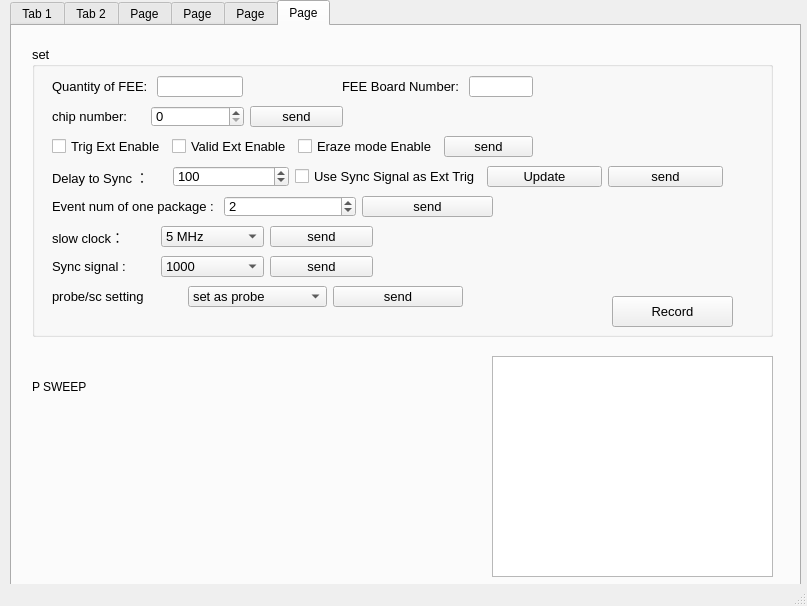
This is mainwindow.ui in Dreamcatcher-aug/muon_Window as Qt 5 draws it before an edit. The edited form follows.
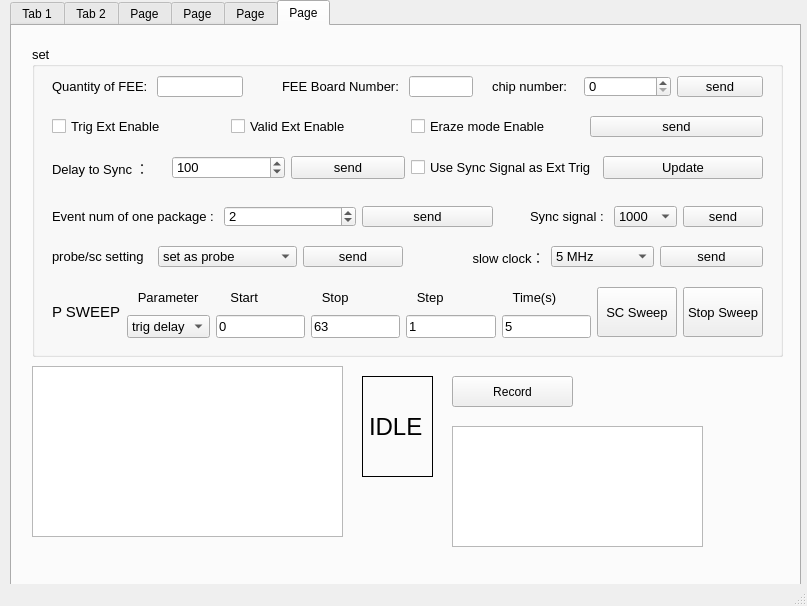
This is the edited form. The open tabs and pages were chosen to show the change.

What changed in the file:
```diff
--- a/mainwindow.ui
+++ b/mainwindow.ui
@@ -4875,8 +4875,8 @@
        <rect>
         <x>20</x>
         <y>20</y>
-        <width>741</width>
-        <height>291</height>
+        <width>751</width>
+        <height>311</height>
        </rect>
       </property>
       <property name="font">
@@ -4912,7 +4912,7 @@
       <widget class="QWidget" name="layoutWidget">
        <property name="geometry">
         <rect>
-         <x>310</x>
+         <x>250</x>
          <y>30</y>
          <width>191</width>
          <height>21</height>
@@ -4934,9 +4934,9 @@
       <widget class="QWidget" name="layoutWidget_11">
        <property name="geometry">
         <rect>
-         <x>20</x>
-         <y>60</y>
-         <width>291</width>
+         <x>460</x>
+         <y>30</y>
+         <width>271</width>
          <height>21</height>
         </rect>
        </property>
@@ -4967,9 +4967,9 @@
       <widget class="QWidget" name="layoutWidget">
        <property name="geometry">
         <rect>
-         <x>20</x>
-         <y>180</y>
-         <width>321</width>
+         <x>390</x>
+         <y>200</y>
+         <width>341</width>
          <height>21</height>
         </rect>
        </property>
@@ -4977,7 +4977,7 @@
         <item>
          <widget class="QLabel" name="label_136">
           <property name="text">
-           <string>slow clock：</string>
+           <string>              slow clock：</string>
           </property>
          </widget>
         </item>
@@ -5012,9 +5012,9 @@
       <widget class="QWidget" name="layoutWidget">
        <property name="geometry">
         <rect>
-         <x>20</x>
-         <y>210</y>
-         <width>321</width>
+         <x>480</x>
+         <y>160</y>
+         <width>251</width>
          <height>21</height>
         </rect>
        </property>
@@ -5028,7 +5028,7 @@
            </size>
           </property>
           <property name="text">
-           <string>Sync signal : </string>
+           <string>     Sync signal : </string>
           </property>
          </widget>
         </item>
@@ -5069,8 +5069,8 @@
        <property name="geometry">
         <rect>
          <x>20</x>
-         <y>90</y>
-         <width>481</width>
+         <y>70</y>
+         <width>711</width>
          <height>21</height>
         </rect>
        </property>
@@ -5109,8 +5109,8 @@
        <property name="geometry">
         <rect>
          <x>20</x>
-         <y>240</y>
-         <width>411</width>
+         <y>200</y>
+         <width>351</width>
          <height>21</height>
         </rect>
        </property>
@@ -5149,57 +5149,7 @@
        <property name="geometry">
         <rect>
          <x>20</x>
-         <y>120</y>
-         <width>671</width>
-         <height>21</height>
-        </rect>
-       </property>
-       <layout class="QHBoxLayout" name="horizontalLayout_139">
-        <item>
-         <widget class="QLabel" name="label_6">
-          <property name="text">
-           <string>Delay to Sync ： </string>
-          </property>
-         </widget>
-        </item>
-        <item>
-         <widget class="QSpinBox" name="sync_delay_num">
-          <property name="maximum">
-           <number>127</number>
-          </property>
-          <property name="value">
-           <number>100</number>
-          </property>
-         </widget>
-        </item>
-        <item>
-         <widget class="QCheckBox" name="auto_trigger_checkbox">
-          <property name="text">
-           <string>Use Sync Signal as Ext Trig</string>
-          </property>
-         </widget>
-        </item>
-        <item>
-         <widget class="QPushButton" name="auto_trigger_cfg_btn">
-          <property name="text">
-           <string>Update</string>
-          </property>
-         </widget>
-        </item>
-        <item>
-         <widget class="QPushButton" name="auto_trigger_cfgr_send_btn">
-          <property name="text">
-           <string>send</string>
-          </property>
-         </widget>
-        </item>
-       </layout>
-      </widget>
-      <widget class="QWidget" name="layoutWidget">
-       <property name="geometry">
-        <rect>
-         <x>20</x>
-         <y>150</y>
+         <y>160</y>
          <width>441</width>
          <height>21</height>
         </rect>
@@ -5231,41 +5181,286 @@
         </item>
        </layout>
       </widget>
-      <widget class="QPushButton" name="debug_button">
+      <widget class="QWidget" name="layoutWidget">
        <property name="geometry">
         <rect>
-         <x>580</x>
-         <y>250</y>
-         <width>121</width>
-         <height>31</height>
+         <x>20</x>
+         <y>240</y>
+         <width>711</width>
+         <height>52</height>
         </rect>
        </property>
-       <property name="text">
-        <string>Record</string>
+       <layout class="QHBoxLayout" name="horizontalLayout_142">
+        <item>
+         <widget class="QLabel" name="label_134">
+          <property name="font">
+           <font>
+            <pointsize>11</pointsize>
+           </font>
+          </property>
+          <property name="text">
+           <string>P SWEEP</string>
+          </property>
+         </widget>
+        </item>
+        <item>
+         <layout class="QVBoxLayout" name="verticalLayout_25">
+          <item>
+           <widget class="QLabel" name="label_140">
+            <property name="text">
+             <string>   Parameter</string>
+            </property>
+           </widget>
+          </item>
+          <item>
+           <widget class="QComboBox" name="scSweepPara_select">
+            <property name="currentText">
+             <string>trig delay</string>
+            </property>
+            <property name="frame">
+             <bool>true</bool>
+            </property>
+            <item>
+             <property name="text">
+              <string>trig delay</string>
+             </property>
+            </item>
+            <item>
+             <property name="text">
+              <string>preamp</string>
+             </property>
+            </item>
+            <item>
+             <property name="text">
+              <string>trig dac</string>
+             </property>
+            </item>
+            <item>
+             <property name="text">
+              <string>gain dac</string>
+             </property>
+            </item>
+           </widget>
+          </item>
+         </layout>
+        </item>
+        <item>
+         <layout class="QVBoxLayout" name="verticalLayout_26">
+          <item>
+           <widget class="QLabel" name="label_141">
+            <property name="text">
+             <string>    Start</string>
+            </property>
+           </widget>
+          </item>
+          <item>
+           <widget class="QLineEdit" name="scSweepStart_value">
+            <property name="text">
+             <string>0</string>
+            </property>
+           </widget>
+          </item>
+         </layout>
+        </item>
+        <item>
+         <layout class="QVBoxLayout" name="verticalLayout_27">
+          <item>
+           <widget class="QLabel" name="label_142">
+            <property name="text">
+             <string>   Stop</string>
+            </property>
+           </widget>
+          </item>
+          <item>
+           <widget class="QLineEdit" name="scSweepStop_value">
+            <property name="text">
+             <string>63</string>
+            </property>
+           </widget>
+          </item>
+         </layout>
+        </item>
+        <item>
+         <layout class="QVBoxLayout" name="verticalLayout_28">
+          <item>
+           <widget class="QLabel" name="label_143">
+            <property name="text">
+             <string>   Step</string>
+            </property>
+           </widget>
+          </item>
+          <item>
+           <widget class="QLineEdit" name="scSweepStep_value">
+            <property name="text">
+             <string>1</string>
+            </property>
+           </widget>
+          </item>
+         </layout>
+        </item>
+        <item>
+         <layout class="QVBoxLayout" name="verticalLayout_29">
+          <item>
+           <widget class="QLabel" name="label_144">
+            <property name="text">
+             <string>   Time(s)</string>
+            </property>
+           </widget>
+          </item>
+          <item>
+           <widget class="QLineEdit" name="scSweepTime_value">
+            <property name="text">
+             <string>5</string>
+            </property>
+           </widget>
+          </item>
+         </layout>
+        </item>
+        <item>
+         <widget class="QPushButton" name="scSweep_btn">
+          <property name="minimumSize">
+           <size>
+            <width>80</width>
+            <height>50</height>
+           </size>
+          </property>
+          <property name="text">
+           <string>SC Sweep</string>
+          </property>
+          <property name="default">
+           <bool>false</bool>
+          </property>
+         </widget>
+        </item>
+        <item>
+         <widget class="QPushButton" name="scSweepStop_btn">
+          <property name="minimumSize">
+           <size>
+            <width>80</width>
+            <height>50</height>
+           </size>
+          </property>
+          <property name="text">
+           <string>Stop Sweep</string>
+          </property>
+          <property name="default">
+           <bool>false</bool>
+          </property>
+         </widget>
+        </item>
+       </layout>
+      </widget>
+      <widget class="QWidget" name="layoutWidget">
+       <property name="geometry">
+        <rect>
+         <x>20</x>
+         <y>110</y>
+         <width>711</width>
+         <height>23</height>
+        </rect>
        </property>
+       <layout class="QHBoxLayout" name="horizontalLayout_145">
+        <item>
+         <layout class="QHBoxLayout" name="horizontalLayout_139">
+          <item>
+           <widget class="QLabel" name="label_6">
+            <property name="text">
+             <string>Delay to Sync ： </string>
+            </property>
+           </widget>
+          </item>
+          <item>
+           <widget class="QSpinBox" name="sync_delay_num">
+            <property name="maximum">
+             <number>127</number>
+            </property>
+            <property name="value">
+             <number>100</number>
+            </property>
+           </widget>
+          </item>
+          <item>
+           <widget class="QPushButton" name="auto_trigger_cfgr_send_btn">
+            <property name="text">
+             <string>send</string>
+            </property>
+           </widget>
+          </item>
+         </layout>
+        </item>
+        <item>
+         <layout class="QHBoxLayout" name="horizontalLayout_144">
+          <item>
+           <widget class="QCheckBox" name="auto_trigger_checkbox">
+            <property name="text">
+             <string>Use Sync Signal as Ext Trig</string>
+            </property>
+           </widget>
+          </item>
+          <item>
+           <widget class="QPushButton" name="auto_trigger_cfg_btn">
+            <property name="text">
+             <string>Update</string>
+            </property>
+           </widget>
+          </item>
+         </layout>
+        </item>
+       </layout>
       </widget>
      </widget>
      <widget class="QTextEdit" name="set_send_status">
       <property name="geometry">
        <rect>
-        <x>480</x>
-        <y>330</y>
-        <width>281</width>
-        <height>221</height>
-       </rect>
-      </property>
-     </widget>
-     <widget class="QLabel" name="label_134">
-      <property name="geometry">
-       <rect>
         <x>20</x>
         <y>340</y>
-        <width>61</width>
-        <height>41</height>
+        <width>311</width>
+        <height>171</height>
        </rect>
       </property>
+     </widget>
+     <widget class="QPushButton" name="debug_button">
+      <property name="geometry">
+       <rect>
+        <x>440</x>
+        <y>350</y>
+        <width>121</width>
+        <height>31</height>
+       </rect>
+      </property>
       <property name="text">
-       <string>P SWEEP</string>
+       <string>Record</string>
+      </property>
+     </widget>
+     <widget class="QLabel" name="Acq_status_label">
+      <property name="geometry">
+       <rect>
+        <x>350</x>
+        <y>350</y>
+        <width>71</width>
+        <height>101</height>
+       </rect>
+      </property>
+      <property name="font">
+       <font>
+        <pointsize>18</pointsize>
+       </font>
+      </property>
+      <property name="styleSheet">
+       <string notr="true">border: 1px solid black;</string>
+      </property>
+      <property name="text">
+       <string>IDLE</string>
+      </property>
+     </widget>
+     <widget class="QTextEdit" name="sweep_status">
+      <property name="geometry">
+       <rect>
+        <x>440</x>
+        <y>400</y>
+        <width>251</width>
+        <height>121</height>
+       </rect>
       </property>
      </widget>
     </widget>
```
Left out of the diff: 2 changed lines with no effect on the pictures.
